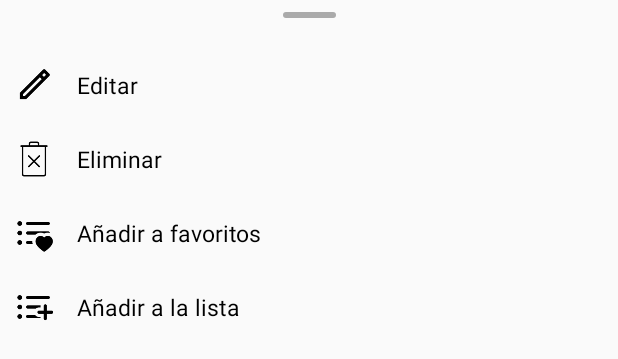
After one commit to quiqueferre12/InfinityCropApp, an Android app: the layout item_machine_bottom_sheet.xml on its own in the app's theme, with its tools: preview values and no code run, on a phone screen of 412 x 824 dp. The commit adds this screen. Shown: the top 359 px of the screen. Run offline under Robolectric (Android 15) with nearby library versions, the light colour scheme and no system bars; Roboto replaces fonts that are not available here.

Commit message:
bottom sheet al pulsar el boton de opciones de un machineItem

```diff
--- a/app/src/main/java/com/example/infinitycropapp/ui/main/home/adapters/AdapterItemMachine.java
+++ b/app/src/main/java/com/example/infinitycropapp/ui/main/home/adapters/AdapterItemMachine.java
@@ -14,6 +14,7 @@ import com.example.infinitycropapp.R;
 import com.example.infinitycropapp.ui.main.home.pojos.ItemMachine;
 import com.example.infinitycropapp.ui.main.home.pojos.ItemPlaylist;
 import com.facebook.shimmer.ShimmerFrameLayout;
+import com.google.android.material.bottomsheet.BottomSheetDialog;
 import com.google.android.material.card.MaterialCardView;
 import com.google.android.material.floatingactionbutton.FloatingActionButton;
 
@@ -66,6 +67,18 @@ public class AdapterItemMachine extends RecyclerView.Adapter<AdapterItemMachine.
             //set the attributes
             holder.name_machine.setText(pojoItem.getName()); //set name
             holder.model_machine.setText(pojoItem.getModel()); //set model
+
+            //onclick methods
+            holder.options_machine.setOnClickListener(new View.OnClickListener() {
+                @Override
+                public void onClick(View v) {
+                    //set the bottom sheet
+                    BottomSheetDialog optionsBottomSheet = new BottomSheetDialog(context);
+                    //set the layout of the bottom sheet
+                    optionsBottomSheet.setContentView(R.layout.item_machine_bottom_sheet);
+                    optionsBottomSheet.show();
+                }
+            });
         }
     }
 
--- /dev/null
+++ b/app/src/main/res/drawable/bottom_sheet_background.xml
@@ -0,0 +1,10 @@
+<?xml version="1.0" encoding="utf-8"?>
+<shape xmlns:android="http://schemas.android.com/apk/res/android"
+    android:shape="rectangle">
+
+    <solid android:color="@color/color_primary" />
+    <corners
+        android:bottomLeftRadius="0dp"
+        android:bottomRightRadius="0dp"
+        android:topLeftRadius="11dp"
+        android:topRightRadius="11dp" /></shape>
--- /dev/null
+++ b/app/src/main/res/layout/item_machine_bottom_sheet.xml
@@ -0,0 +1,160 @@
+<?xml version="1.0" encoding="utf-8"?>
+<androidx.constraintlayout.widget.ConstraintLayout xmlns:android="http://schemas.android.com/apk/res/android"
+    xmlns:app="http://schemas.android.com/apk/res-auto"
+    xmlns:tools="http://schemas.android.com/tools"
+    android:layout_width="match_parent"
+    android:layout_height="wrap_content">
+
+    <View
+        android:id="@+id/view"
+        android:layout_width="35dp"
+        android:layout_height="4dp"
+        android:layout_marginTop="8dp"
+        android:background="@drawable/button_secondary"
+        android:backgroundTint="@android:color/darker_gray"
+        app:layout_constraintEnd_toEndOf="parent"
+        app:layout_constraintStart_toStartOf="parent"
+        app:layout_constraintTop_toTopOf="parent" />
+
+    <androidx.constraintlayout.widget.ConstraintLayout
+        android:id="@+id/edit_machineItem"
+        android:layout_width="match_parent"
+        android:layout_height="wrap_content"
+        android:layout_marginStart="10dp"
+        android:layout_marginTop="32dp"
+        android:layout_marginEnd="10dp"
+        app:layout_constraintEnd_toEndOf="parent"
+        app:layout_constraintStart_toStartOf="parent"
+        app:layout_constraintTop_toBottomOf="@+id/view">
+
+        <ImageView
+            android:id="@+id/edit_image"
+            android:layout_width="25dp"
+            android:layout_height="25dp"
+            app:layout_constraintBottom_toBottomOf="parent"
+            app:layout_constraintStart_toStartOf="parent"
+            app:layout_constraintTop_toTopOf="parent"
+            app:srcCompat="@drawable/icons_edit" />
+
+        <TextView
+            android:id="@+id/edit_text"
+            android:layout_width="0dp"
+            android:layout_height="wrap_content"
+            android:layout_marginStart="16dp"
+            android:text="@string/edit_item"
+            android:textColor="@color/black"
+            android:textSize="15sp"
+            app:layout_constraintBottom_toBottomOf="parent"
+            app:layout_constraintEnd_toEndOf="parent"
+            app:layout_constraintStart_toEndOf="@+id/edit_image"
+            app:layout_constraintTop_toTopOf="parent" />
+    </androidx.constraintlayout.widget.ConstraintLayout>
+
+    <androidx.constraintlayout.widget.ConstraintLayout
+        android:id="@+id/delete_machineItem"
+        android:layout_width="match_parent"
+        android:layout_height="wrap_content"
+        android:layout_marginStart="10dp"
+        android:layout_marginTop="24dp"
+        android:layout_marginEnd="10dp"
+        app:layout_constraintEnd_toEndOf="parent"
+        app:layout_constraintStart_toStartOf="parent"
+        app:layout_constraintTop_toBottomOf="@+id/edit_machineItem">
+
+        <ImageView
+            android:id="@+id/delete_image"
+            android:layout_width="25dp"
+            android:layout_height="25dp"
+            app:layout_constraintBottom_toBottomOf="parent"
+            app:layout_constraintStart_toStartOf="parent"
+            app:layout_constraintTop_toTopOf="parent"
+            app:srcCompat="@drawable/icons_delete" />
+
+        <TextView
+            android:id="@+id/delete_text"
+            android:layout_width="0dp"
+            android:layout_height="wrap_content"
+            android:layout_marginStart="16dp"
+            android:text="@string/delete_item"
+            android:textColor="@color/black"
+            android:textSize="15sp"
+            app:layout_constraintBottom_toBottomOf="parent"
+            app:layout_constraintEnd_toEndOf="parent"
+            app:layout_constraintStart_toEndOf="@+id/delete_image"
+            app:layout_constraintTop_toTopOf="parent" />
+    </androidx.constraintlayout.widget.ConstraintLayout>
+
+    <androidx.constraintlayout.widget.ConstraintLayout
+        android:id="@+id/addList_machineItem"
+        android:layout_width="match_parent"
+        android:layout_height="wrap_content"
+        android:layout_marginStart="10dp"
+        android:layout_marginTop="24dp"
+        android:layout_marginEnd="10dp"
+        app:layout_constraintEnd_toEndOf="parent"
+        app:layout_constraintHorizontal_bias="0.0"
+        app:layout_constraintStart_toStartOf="parent"
+        app:layout_constraintTop_toBottomOf="@+id/delete_machineItem">
+
+        <ImageView
+            android:id="@+id/addList_image"
+            android:layout_width="25dp"
+            android:layout_height="25dp"
+            app:layout_constraintBottom_toBottomOf="parent"
+            app:layout_constraintStart_toStartOf="parent"
+            app:layout_constraintTop_toTopOf="parent"
+            app:srcCompat="@drawable/icons_add_favorites" />
+
+        <TextView
+            android:id="@+id/addList_text"
+            android:layout_width="0dp"
+            android:layout_height="wrap_content"
+            android:layout_marginStart="16dp"
+            android:text="@string/addFavorite_item"
+            android:textColor="@color/black"
+            android:textSize="15sp"
+            app:layout_constraintBottom_toBottomOf="parent"
+            app:layout_constraintEnd_toEndOf="parent"
+            app:layout_constraintStart_toEndOf="@+id/addList_image"
+            app:layout_constraintTop_toTopOf="parent" />
+    </androidx.constraintlayout.widget.ConstraintLayout>
+
+    <androidx.constraintlayout.widget.ConstraintLayout
+        android:id="@+id/addFavorite_machineItem"
+        android:layout_width="match_parent"
+        android:layout_height="wrap_content"
+        android:layout_marginStart="10dp"
+        android:layout_marginTop="24dp"
+        android:layout_marginEnd="10dp"
+        android:layout_marginBottom="32dp"
+        app:layout_constraintBottom_toBottomOf="parent"
+        app:layout_constraintEnd_toEndOf="parent"
+        app:layout_constraintHorizontal_bias="0.0"
+        app:layout_constraintStart_toStartOf="parent"
+        app:layout_constraintTop_toBottomOf="@+id/addList_machineItem">
+
+        <ImageView
+            android:id="@+id/addFavorite_image"
+            android:layout_width="25dp"
+            android:layout_height="25dp"
+            app:layout_constraintBottom_toBottomOf="parent"
+            app:layout_constraintStart_toStartOf="parent"
+            app:layout_constraintTop_toTopOf="parent"
+            app:srcCompat="@drawable/icons_add_to_list" />
+
+        <TextView
+            android:id="@+id/addFavorite_text"
+            android:layout_width="0dp"
+            android:layout_height="wrap_content"
+            android:layout_marginStart="16dp"
+            android:text="@string/addList_item"
+            android:textColor="@color/black"
+            android:textSize="15sp"
+            app:layout_constraintBottom_toBottomOf="parent"
+            app:layout_constraintEnd_toEndOf="parent"
+            app:layout_constraintStart_toEndOf="@+id/addFavorite_image"
+            app:layout_constraintTop_toTopOf="parent" />
+    </androidx.constraintlayout.widget.ConstraintLayout>
+
+
+</androidx.constraintlayout.widget.ConstraintLayout>
--- a/app/src/main/res/values-night/themes.xml
+++ b/app/src/main/res/values-night/themes.xml
@@ -2,15 +2,26 @@
     <!-- Base application theme. -->
     <style name="Theme.InfinityCrop" parent="Theme.AppCompat.Light.NoActionBar">
         <!-- Primary brand color. -->
-        <item name="colorPrimary">@color/purple_200</item>
-        <item name="colorPrimaryVariant">@color/purple_700</item>
-       <item name="colorOnPrimary">@color/black</item>
-       <!-- Secondary brand color. -->
+        <item name="colorPrimary">@color/button_color</item> <!-- color de la aplicacion -->
+        <!-- color de la par -->
+        <item name="colorPrimaryVariant">@color/header_mobile</item> <!-- color oscuro de la app -->
+        <item name="colorOnPrimary">@color/white</item> <!-- color que tiene que destacar -->
+        <!-- Secondary brand color. -->
         <item name="colorSecondary">@color/teal_200</item>
-        <item name="colorSecondaryVariant">@color/teal_200</item>
+        <item name="colorSecondaryVariant">@color/teal_700</item>
         <item name="colorOnSecondary">@color/black</item>
         <!-- Status bar color. -->
-        <item name="android:statusBarColor" tools:targetApi="l">?attr/colorPrimaryVariant</item>
+        <!--<item name="android:statusBarColor" tools:targetApi="l">?attr/colorPrimaryVariant</item>-->
         <!-- Customize your theme here. -->
+        <item name="bottomSheetDialogTheme">@style/AppBottomSheetDialogTheme</item>
+    </style>
+    <style name="AppBottomSheetDialogTheme"
+        parent="Theme.Design.Light.BottomSheetDialog">
+        <item name="bottomSheetStyle">@style/AppModalStyle</item>
+    </style>
+
+    <style name="AppModalStyle"
+        parent="Widget.Design.BottomSheet.Modal">
+        <item name="android:background">@drawable/bottom_sheet_background</item>
     </style>
 </resources>
--- a/app/src/main/res/values/strings.xml
+++ b/app/src/main/res/values/strings.xml
@@ -36,7 +36,11 @@
     <!-- Inicio: textos -->
     <string name="txt_myMachine">Mis máquinas ></string>
     <string name="playlist_all">Todas</string>
-
+    <!-- Inicio: BottomSheet textos -->
+    <string name="edit_item">Editar</string>
+    <string name="delete_item">Eliminar</string>
+    <string name="addFavorite_item">Añadir a favoritos</string>
+    <string name="addList_item">Añadir a la lista</string>
 
     <!--    Fragment Usuario: Top-->
 
--- a/app/src/main/res/values/themes.xml
+++ b/app/src/main/res/values/themes.xml
@@ -13,6 +13,16 @@
         <!-- Status bar color. -->
         <!--<item name="android:statusBarColor" tools:targetApi="l">?attr/colorPrimaryVariant</item>-->
         <!-- Customize your theme here. -->
+        <item name="bottomSheetDialogTheme">@style/AppBottomSheetDialogTheme</item>
+    </style>
+    <style name="AppBottomSheetDialogTheme"
+        parent="Theme.Design.Light.BottomSheetDialog">
+        <item name="bottomSheetStyle">@style/AppModalStyle</item>
+    </style>
+
+    <style name="AppModalStyle"
+        parent="Widget.Design.BottomSheet.Modal">
+        <item name="android:background">@drawable/bottom_sheet_background</item>
     </style>
 
 
```
Also changed, not shown: app/build.gradle (+14 -14 lines), app/src/main/res/drawable/icons_add_favorites.png (added), app/src/main/res/drawable/icons_add_to_list.png (added), app/src/main/res/drawable/icons_delete.png (added), app/src/main/res/drawable/icons_edit.png (added), 1 other file.
